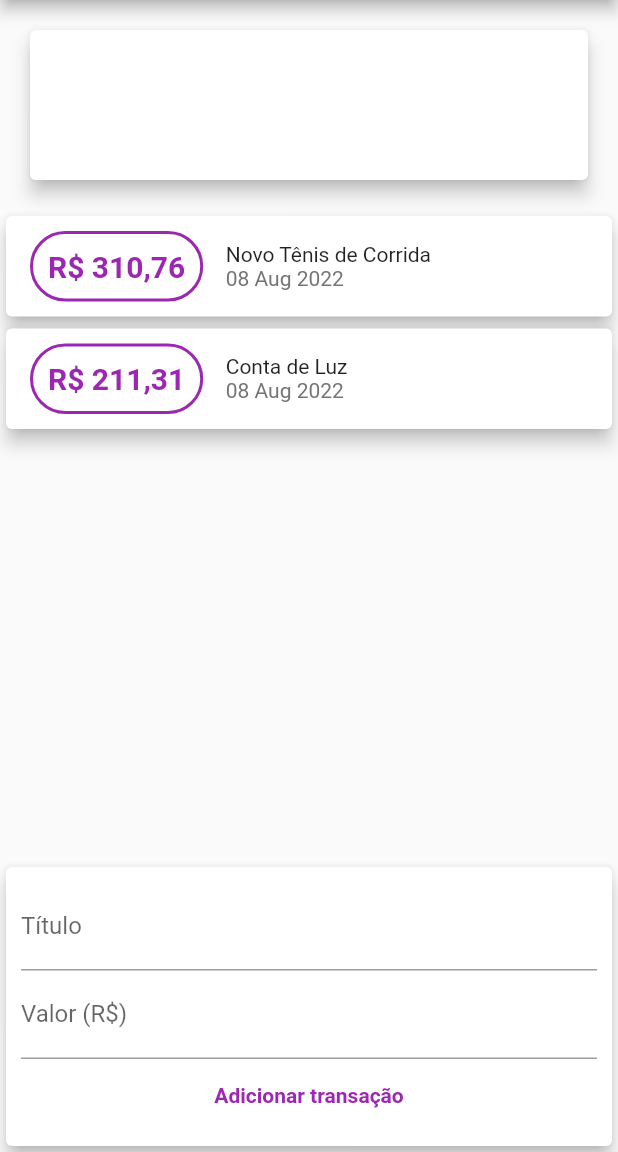
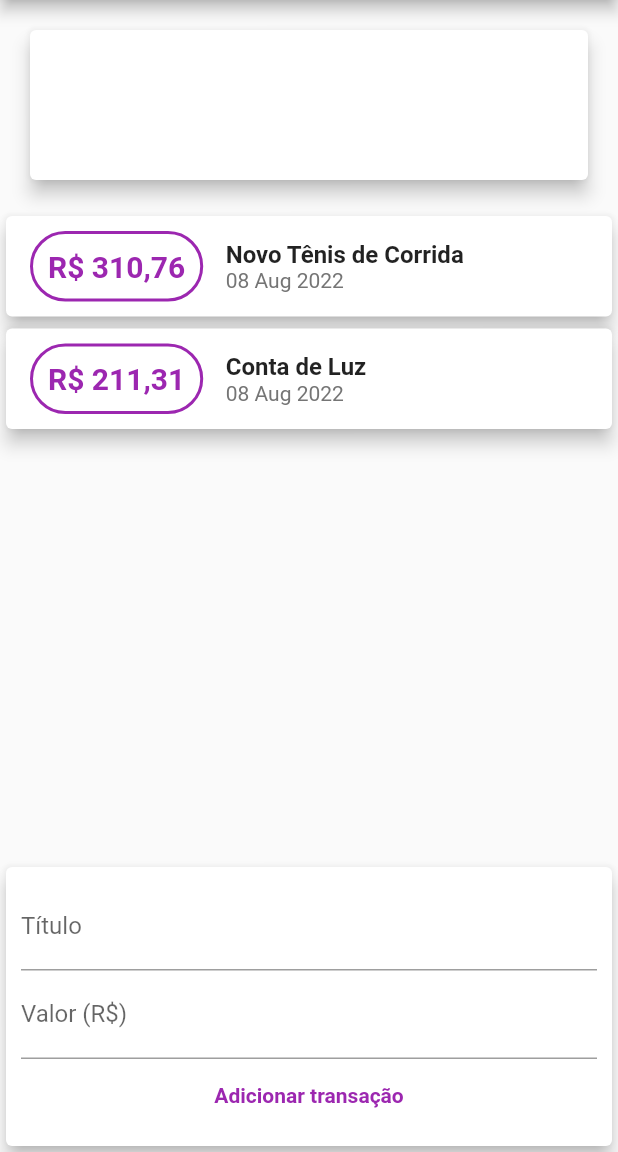
Before and after one commit to AndreNeves97/personal-finances-app-flutter, a Flutter app: the screen it shows after launch, on a phone screen of 412 x 824 dp, the part 84-1236 px from its top. Run offline on Flutter 3.47's test engine with Material 2 defaults, Android fonts, the phone set to English and light mode, and no system bars; our stand-ins replace flutter_modular, flutter_triple.

Commit message:
feat(transactions): adjustments on list component

```diff
--- a/lib/app/modules/core/presenter/components/molecules/transactions_list_tile_widget.dart
+++ b/lib/app/modules/core/presenter/components/molecules/transactions_list_tile_widget.dart
@@ -54,7 +54,7 @@ class _PriceBadge extends StatelessWidget {
       ),
       decoration: BoxDecoration(
         border: Border.all(
-          color: AppColors.purple,
+          color: Theme.of(context).colorScheme.primary,
           width: 2,
         ),
         borderRadius: BorderRadius.circular(100),
@@ -64,7 +64,7 @@ class _PriceBadge extends StatelessWidget {
         currencyFormat.format(item.value),
         style: AppTextStyles.bold.copyWith(
           fontSize: 20,
-          color: AppColors.purple,
+          color: Theme.of(context).colorScheme.primary,
         ),
       ),
     );
@@ -88,7 +88,7 @@ class _ItemDescription extends StatelessWidget {
       children: [
         Text(
           item.title,
-          style: AppTextStyles.heading,
+          style: Theme.of(context).textTheme.titleLarge,
         ),
         Text(
           dateFormat.format(item.date),
```
Also changed, not shown: lib/app/modules/personal_transactions/presenter/pages/transactions_dashboard/components/organisms/transactions_details_widget.dart (+28 -1 lines).
